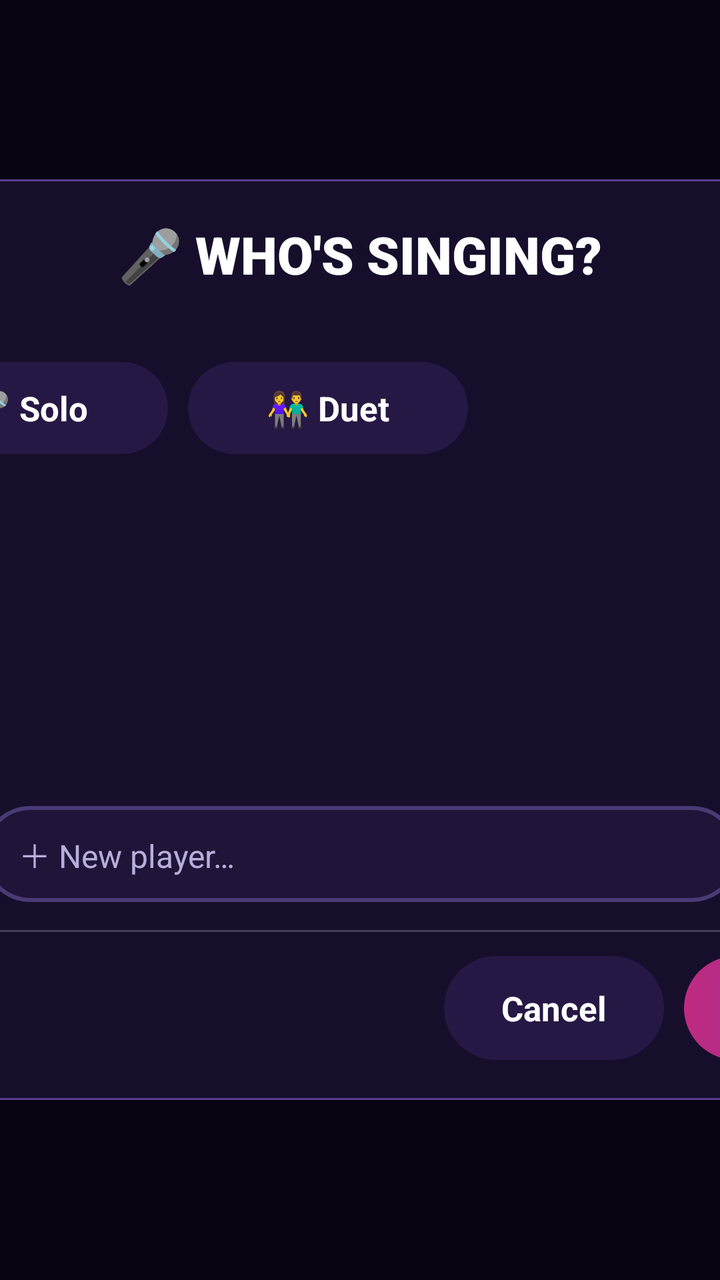
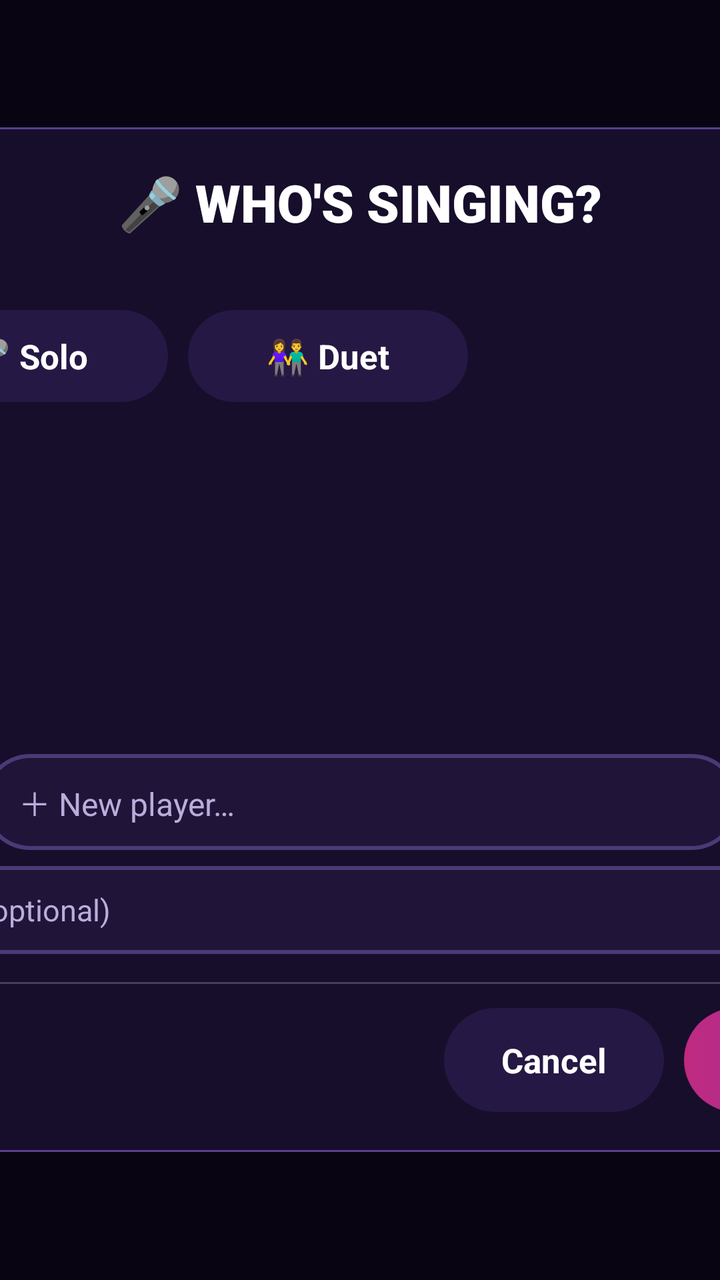

The first picture is an Android layout as it rendered before a commit; the second is the same layout after the commit. The layout source and the unified diff follow.
<!-- AndroidManifest.xml: application theme Theme.KaraokeTV -->
<!-- res/layout/picker.xml -->
<?xml version="1.0" encoding="utf-8"?>
<FrameLayout xmlns:android="http://schemas.android.com/apk/res/android"
    android:layout_width="match_parent"
    android:layout_height="match_parent"
    android:background="@color/scrim"
    android:clickable="true">

    <LinearLayout
        android:layout_width="720dp"
        android:layout_height="wrap_content"
        android:layout_gravity="center"
        android:background="@drawable/panel_bg"
        android:orientation="vertical"
        android:paddingStart="28dp"
        android:paddingTop="20dp"
        android:paddingEnd="28dp"
        android:paddingBottom="20dp">

        <TextView
            android:id="@+id/pickerTitle"
            android:layout_width="match_parent"
            android:layout_height="wrap_content"
            android:fontFamily="sans-serif-black"
            android:gravity="center"
            android:text="🎤 WHO'S SINGING?"
            android:textColor="#FFFFFF"
            android:textSize="26sp" />

        <TextView
            android:id="@+id/pickerSong"
            android:layout_width="match_parent"
            android:layout_height="wrap_content"
            android:layout_marginTop="2dp"
            android:ellipsize="end"
            android:gravity="center"
            android:maxLines="1"
            android:textColor="@color/text_dim"
            android:textSize="15sp" />

        
        <LinearLayout
            android:id="@+id/pickerModeRow"
            android:layout_width="match_parent"
            android:layout_height="wrap_content"
            android:layout_marginTop="14dp"
            android:gravity="center_vertical"
            android:orientation="horizontal">

            <TextView
                style="@style/PickerSection"
                android:text="MODE" />

            <TextView
                android:id="@+id/pickerSolo"
                style="@style/TvButton"
                android:layout_height="46dp"
                android:minWidth="140dp"
                android:text="🎤 Solo" />

            <TextView
                android:id="@+id/pickerDuet"
                style="@style/TvButton"
                android:layout_height="46dp"
                android:layout_marginStart="10dp"
                android:minWidth="140dp"
                android:text="👫 Duet" />
        </LinearLayout>

        
        <LinearLayout
            android:layout_width="match_parent"
            android:layout_height="wrap_content"
            android:layout_marginTop="14dp"
            android:gravity="center_vertical"
            android:orientation="horizontal">

            <TextView
                android:id="@+id/pickerPlayersLabel"
                style="@style/PickerSection"
                android:layout_width="0dp"
                android:layout_weight="1"
                android:text="PLAYERS" />

            
            <LinearLayout
                android:id="@+id/pickerPager"
                android:layout_width="wrap_content"
                android:layout_height="wrap_content"
                android:gravity="center_vertical"
                android:orientation="horizontal">

                <TextView
                    android:id="@+id/pickerPrev"
                    style="@style/TvButton"
                    android:layout_width="46dp"
                    android:layout_height="38dp"
                    android:minWidth="0dp"
                    android:paddingStart="0dp"
                    android:paddingEnd="0dp"
                    android:contentDescription="Previous players"
                    android:text="‹" />

                <TextView
                    android:id="@+id/pickerPageText"
                    android:layout_width="wrap_content"
                    android:layout_height="wrap_content"
                    android:paddingStart="8dp"
                    android:paddingEnd="8dp"
                    android:textColor="@color/text_dim"
                    android:textSize="13sp" />

                <TextView
                    android:id="@+id/pickerNext"
                    style="@style/TvButton"
                    android:layout_width="46dp"
                    android:layout_height="38dp"
                    android:minWidth="0dp"
                    android:paddingStart="0dp"
                    android:paddingEnd="0dp"
                    android:contentDescription="More players"
                    android:text="›" />
            </LinearLayout>
        </LinearLayout>

        
        <LinearLayout
            android:id="@+id/pickerNames"
            android:layout_width="match_parent"
            android:layout_height="wrap_content"
            android:layout_marginTop="6dp"
            android:minHeight="112dp"
            android:gravity="center"
            android:orientation="vertical" />

        
        <LinearLayout
            android:layout_width="match_parent"
            android:layout_height="wrap_content"
            android:layout_marginTop="6dp"
            android:gravity="center_vertical"
            android:orientation="horizontal">

            <TextView
                android:id="@+id/pickerRandom"
                style="@style/TvButton"
                android:layout_height="48dp"
                android:minWidth="0dp"
                android:contentDescription="Random stage name"
                android:text="🎲 Random" />

            <EditText
                android:id="@+id/pickerInput"
                android:layout_width="0dp"
                android:layout_height="48dp"
                android:layout_marginStart="10dp"
                android:layout_weight="1"
                android:background="@drawable/field_bg"
                android:hint="＋ New player…"
                android:imeOptions="actionDone|flagNoExtractUi"
                android:importantForAutofill="no"
                android:inputType="textPersonName|textCapWords"
                android:maxLength="20"
                android:maxLines="1"
                android:paddingStart="18dp"
                android:paddingEnd="18dp"
                android:textColor="@color/text_main"
                android:textSize="16sp" />

            <TextView
                android:id="@+id/pickerRemove"
                style="@style/TvButton"
                android:layout_height="48dp"
                android:layout_marginStart="10dp"
                android:minWidth="0dp"
                android:contentDescription="Remove players"
                android:text="🗑 Remove" />
        </LinearLayout>

        
        <View
            android:layout_width="match_parent"
            android:layout_height="1dp"
            android:layout_marginTop="14dp"
            android:background="#33FFFFFF" />

        <LinearLayout
            android:layout_width="match_parent"
            android:layout_height="wrap_content"
            android:layout_marginTop="12dp"
            android:gravity="center_vertical"
            android:orientation="horizontal">

            <TextView
                android:id="@+id/pickerSummary"
                android:layout_width="0dp"
                android:layout_height="wrap_content"
                android:layout_weight="1"
                android:accessibilityLiveRegion="polite"
                android:ellipsize="end"
                android:maxLines="1"
                android:textColor="@color/text_main"
                android:textSize="17sp"
                android:textStyle="bold" />

            <TextView
                android:id="@+id/pickerCancel"
                style="@style/TvButton"
                android:minWidth="110dp"
                android:text="Cancel" />

            <TextView
                android:id="@+id/pickerGo"
                style="@style/TvButton.Primary"
                android:layout_marginStart="10dp"
                android:minWidth="170dp"
                android:text="🎤 Sing now!" />
        </LinearLayout>
    </LinearLayout>
</FrameLayout>
<!-- resources referenced by this layout -->
<resources>
  <color name="scrim">#D9080412</color>
  <color name="text_dim">#B9AEDB</color>
  <color name="text_main">#FFFFFF</color>
  <!-- drawable field_bg (drawable) -->
  <?xml version="1.0" encoding="utf-8"?>
  <selector xmlns:android="http://schemas.android.com/apk/res/android">
      <item android:state_focused="true">
          <shape>
              <solid android:color="#2A1B4A" />
              <stroke android:width="3dp" android:color="@color/neon_cyan" />
              <corners android:radius="26dp" />
          </shape>
      </item>
      <item>
          <shape>
              <solid android:color="#CC22163D" />
              <stroke android:width="2dp" android:color="#4A3A75" />
              <corners android:radius="26dp" />
          </shape>
      </item>
  </selector>
  <!-- drawable panel_bg (drawable) -->
  <?xml version="1.0" encoding="utf-8"?>
  <shape xmlns:android="http://schemas.android.com/apk/res/android">
      <solid android:color="#D91A1030" />
      <stroke android:width="1dp" android:color="#5A3E8F" />
      <corners android:radius="18dp" />
  </shape>
  <style name="TvButton">
          <item name="android:layout_width">wrap_content</item>
          <item name="android:layout_height">52dp</item>
          <item name="android:minWidth">130dp</item>
          <item name="android:gravity">center</item>
          <item name="android:paddingStart">22dp</item>
          <item name="android:paddingEnd">22dp</item>
          <item name="android:background">@drawable/chip_bg</item>
          <item name="android:focusable">true</item>
          <item name="android:clickable">true</item>
          <item name="android:textColor">@color/text_main</item>
          <item name="android:textSize">17sp</item>
          <item name="android:textStyle">bold</item>
          <item name="android:maxLines">1</item>
      </style>
  <style name="TvButton.Primary">
          <item name="android:background">@drawable/btn_primary</item>
      </style>
  <color name="neon_cyan">#2EE6FF</color>
  <!-- drawable chip_bg (drawable) -->
  <?xml version="1.0" encoding="utf-8"?>
  <selector xmlns:android="http://schemas.android.com/apk/res/android">
      <item android:state_focused="true">
          <shape>
              <solid android:color="@color/neon_pink" />
              <corners android:radius="26dp" />
          </shape>
      </item>
      <item android:state_selected="true">
          <shape>
              <solid android:color="#4A2A7A" />
              <stroke android:width="2dp" android:color="@color/neon_cyan" />
              <corners android:radius="26dp" />
          </shape>
      </item>
      <item>
          <shape>
              <solid android:color="#CC2A1B4A" />
              <corners android:radius="26dp" />
          </shape>
      </item>
  </selector>
  <!-- drawable btn_primary (drawable) -->
  <?xml version="1.0" encoding="utf-8"?>
  <selector xmlns:android="http://schemas.android.com/apk/res/android">
      <item android:state_focused="true">
          <shape>
              <gradient android:angle="0" android:startColor="#FF5DB8" android:endColor="#9B5CFF" />
              <stroke android:width="3dp" android:color="#FFFFFF" />
              <corners android:radius="26dp" />
          </shape>
      </item>
      <item>
          <shape>
              <gradient android:angle="0" android:startColor="#C02A80" android:endColor="#6A3AB8" />
              <corners android:radius="26dp" />
          </shape>
      </item>
  </selector>
  <color name="bg_deep">#0B0614</color>
  <color name="neon_pink">#FF3DA5</color>
  <!-- unchanged entries left out for length: 2 -->
</resources>

<!-- the commit's change to res/layout/picker.xml (unified diff, before → after) -->
@@ -177,6 +177,24 @@
         </LinearLayout>
 
         
+        <EditText
+            android:id="@+id/pickerFor"
+            android:layout_width="match_parent"
+            android:layout_height="44dp"
+            android:layout_marginTop="8dp"
+            android:background="@drawable/field_bg"
+            android:hint="💌 Dedicate it to… (optional)"
+            android:imeOptions="actionDone|flagNoExtractUi"
+            android:importantForAutofill="no"
+            android:inputType="textPersonName|textCapWords"
+            android:maxLength="20"
+            android:maxLines="1"
+            android:paddingStart="18dp"
+            android:paddingEnd="18dp"
+            android:textColor="@color/text_main"
+            android:textSize="15sp" />
+
+        
         <View
             android:layout_width="match_parent"
             android:layout_height="1dp"
<!-- resource entries referenced after the edit -->
@@ -5,7 +5,9 @@
   <color name="text_main">#FFFFFF</color>
   <!-- drawable field_bg (drawable) -->
   <?xml version="1.0" encoding="utf-8"?>
-  <selector xmlns:android="http://schemas.android.com/apk/res/android">
+  <selector xmlns:android="http://schemas.android.com/apk/res/android"
+      android:enterFadeDuration="120"
+      android:exitFadeDuration="160">
       <item android:state_focused="true">
           <shape>
               <solid android:color="#2A1B4A" />
@@ -42,6 +44,7 @@
           <item name="android:textSize">17sp</item>
           <item name="android:textStyle">bold</item>
           <item name="android:maxLines">1</item>
+          <item name="android:stateListAnimator">@animator/focus_lift</item>
       </style>
   <style name="TvButton.Primary">
           <item name="android:background">@drawable/btn_primary</item>
@@ -49,7 +52,9 @@
   <color name="neon_cyan">#2EE6FF</color>
   <!-- drawable chip_bg (drawable) -->
   <?xml version="1.0" encoding="utf-8"?>
-  <selector xmlns:android="http://schemas.android.com/apk/res/android">
+  <selector xmlns:android="http://schemas.android.com/apk/res/android"
+      android:enterFadeDuration="120"
+      android:exitFadeDuration="160">
       <item android:state_focused="true">
           <shape>
               <solid android:color="@color/neon_pink" />
@@ -72,7 +77,9 @@
   </selector>
   <!-- drawable btn_primary (drawable) -->
   <?xml version="1.0" encoding="utf-8"?>
-  <selector xmlns:android="http://schemas.android.com/apk/res/android">
+  <selector xmlns:android="http://schemas.android.com/apk/res/android"
+      android:enterFadeDuration="120"
+      android:exitFadeDuration="160">
       <item android:state_focused="true">
           <shape>
               <gradient android:angle="0" android:startColor="#FF5DB8" android:endColor="#9B5CFF" />
